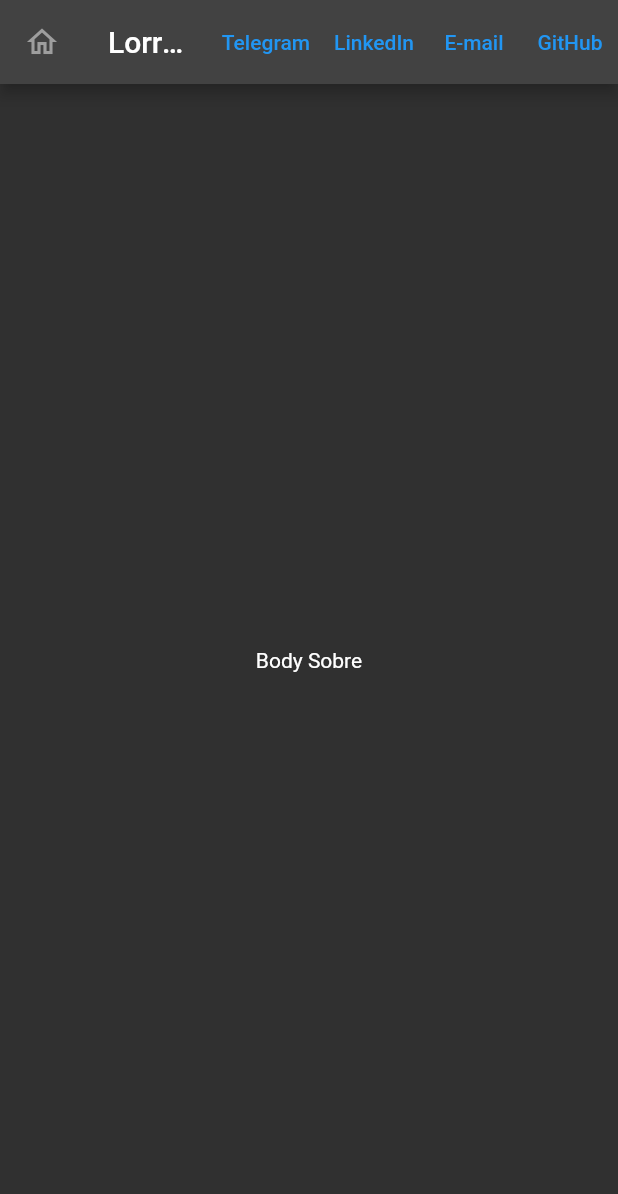
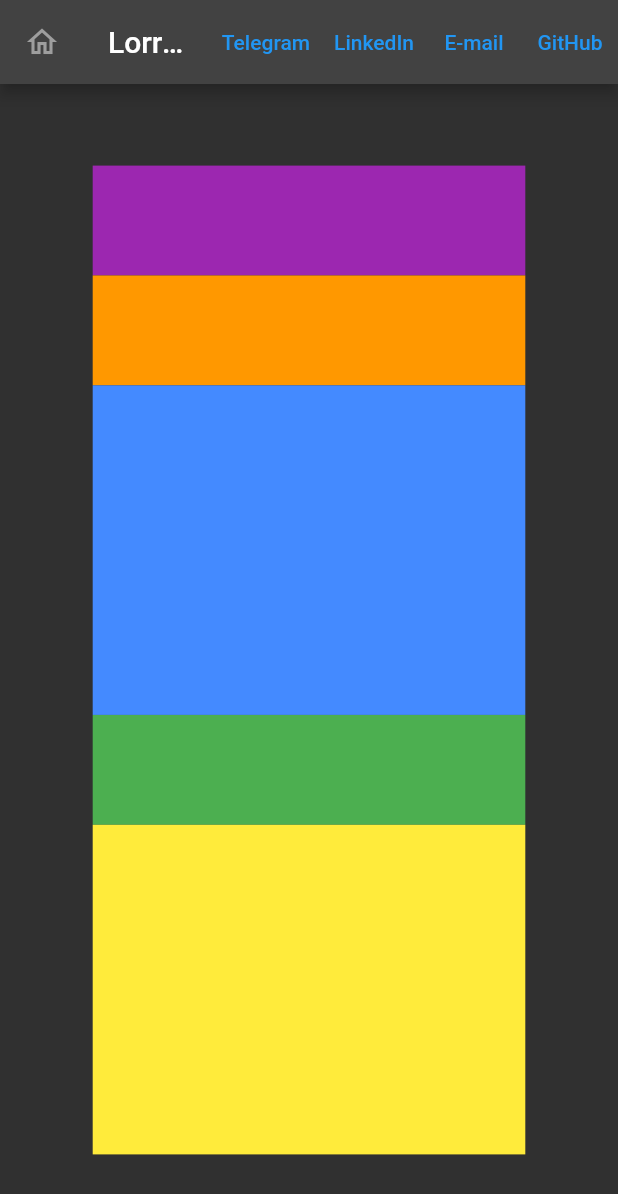
Before and after one commit to LoNobre/portifolio_web, a Flutter app: the About screen opened by its route, on a phone screen of 412 x 824 dp. Shown: the top 1194 px of the screen. Run offline on Flutter 3.47's test engine with Material 2 defaults, Android fonts, the light colour scheme and no system bars; our stand-ins replace go_router.

Commit message:
Estrutura da tela sobre

```diff
--- a/lib/pages/about.dart
+++ b/lib/pages/about.dart
@@ -22,6 +22,7 @@ class About extends StatefulWidget{
 
   @override
   Widget build(BuildContext context) {
+    Size size = MediaQuery.of(context).size;
     return Scaffold(
       appBar: AppBar(
         leading: IconButton(
@@ -67,8 +68,25 @@ class About extends StatefulWidget{
           ),
         ],
       ),
-      body: const Center (
-        child: Text("Body Sobre"),
+      body: Column(
+        mainAxisAlignment: MainAxisAlignment.center,
+        children: [
+          Center(
+            child: SizedBox(
+              height: size.height * 0.8,
+              width: size.width * 0.7,
+              child: Column(
+                children: [
+                  Expanded(flex: 1, child: Container(color: Colors.purple,),),
+                  Expanded(flex: 1, child: Container(color: Colors.orange,),),
+                  Expanded(flex: 3, child: Container(color: Colors.blueAccent,),),
+                  Expanded(flex: 1, child: Container(color: Colors.green,),),
+                  Expanded(flex: 3, child: Container(color: Colors.yellow,),),
+                ],
+              ),
+            ),
+          ),
+        ],
       ),
     );
   }
```
